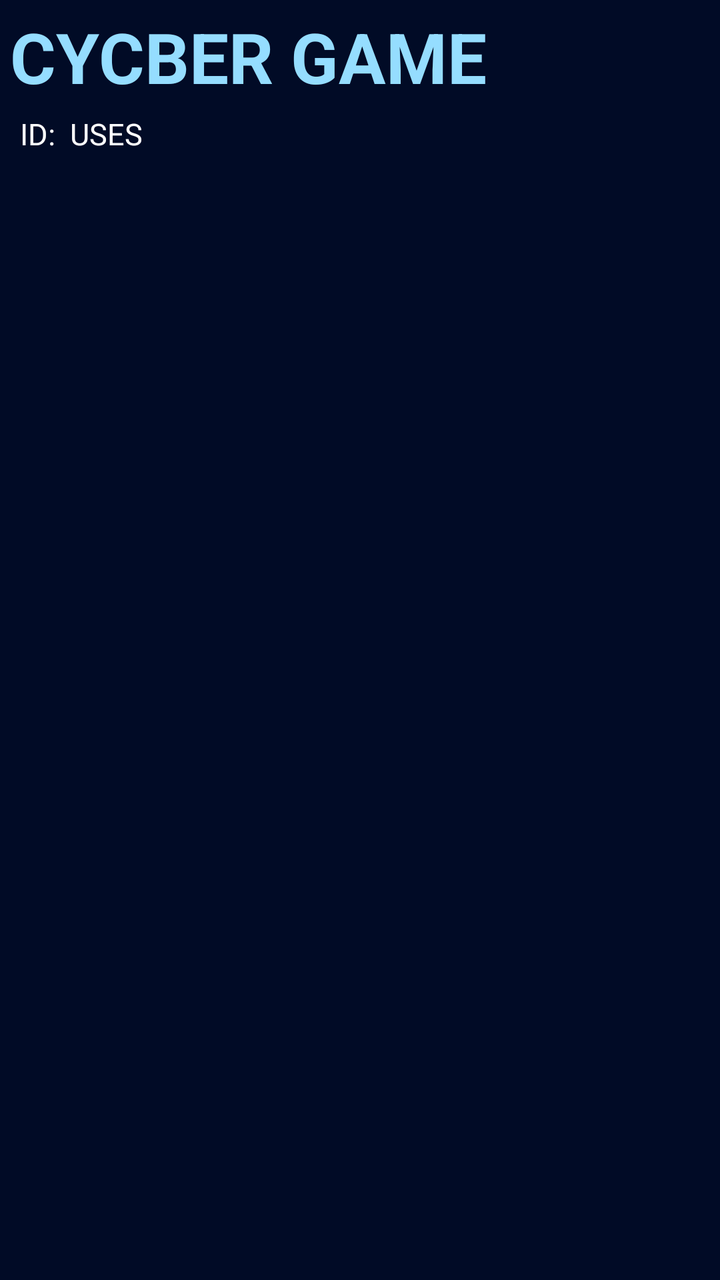
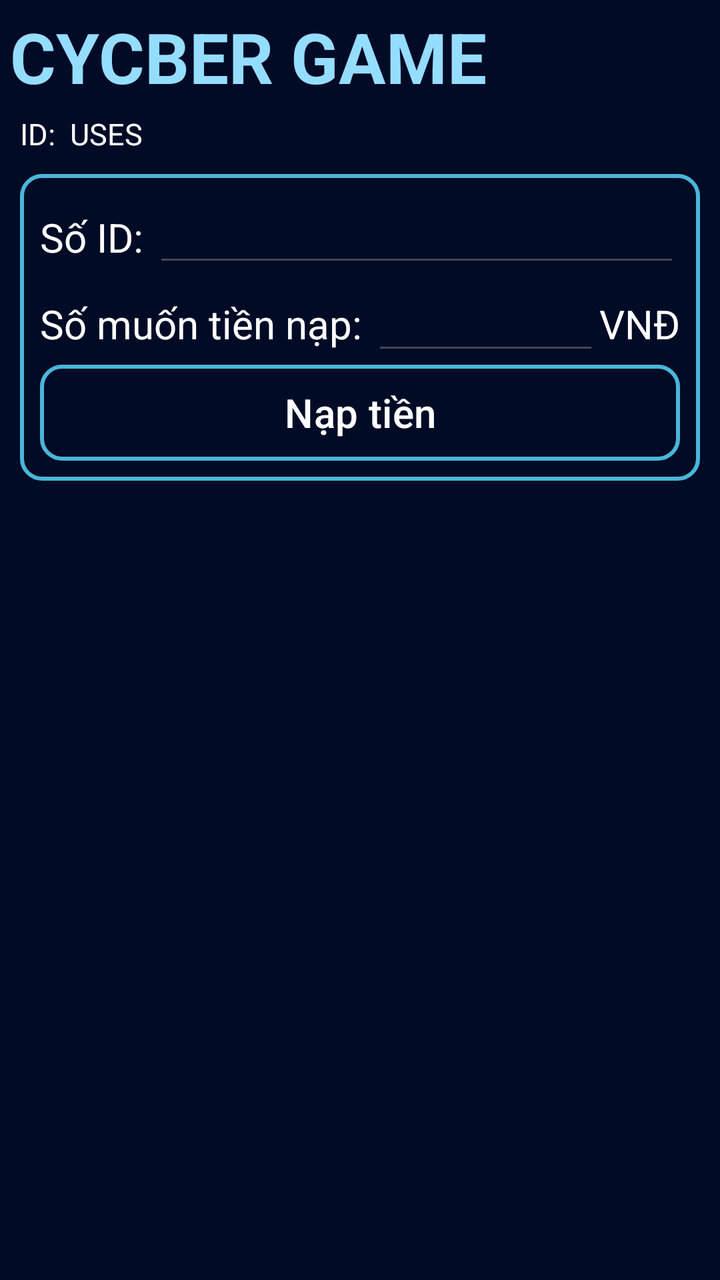

Two renders of the same Android screen: before a commit and after it. Below are the layout's source before the change and the commit's diff.
<!-- AndroidManifest.xml: application theme Theme.Cyber_game -->
<!-- res/layout/fragment_home.xml -->
<?xml version="1.0" encoding="utf-8"?>
<LinearLayout xmlns:android="http://schemas.android.com/apk/res/android"
    xmlns:app="http://schemas.android.com/apk/res-auto"
    android:layout_width="match_parent"
    android:layout_height="match_parent"
    android:background="#010b26"
    android:orientation="vertical">

    <TextView
        android:id="@+id/textView100"
        android:layout_width="wrap_content"
        android:layout_height="wrap_content"
        android:padding="5dp"
        android:text="cycber game"
        android:textAllCaps="true"
        android:textColor="#95DDFF"
        android:textSize="35sp"
        android:textStyle="bold" />

    <TextView
        android:id="@+id/textView22"
        android:layout_width="match_parent"
        android:layout_height="wrap_content"
        android:layout_marginStart="10dp"
        android:layout_marginEnd="10dp"
        android:text="ID:  uses"
        android:textAllCaps="true"
        android:textColor="@color/white"
        android:textSize="15sp" />

    <TableLayout
        android:id="@+id/layout_admin"
        android:layout_width="match_parent"
        android:layout_height="wrap_content"
        android:paddingTop="10dp"
        android:paddingBottom="10dp"
        android:visibility="gone">

        <TableRow
            android:layout_width="0dp"
            android:layout_height="0dp"
            android:visibility="gone">

            <com.google.android.material.card.MaterialCardView
                android:layout_width="0dp"
                android:layout_height="match_parent"
                android:layout_marginStart="10dp"
                android:layout_marginEnd="5dp"
                android:layout_marginBottom="5dp"
                android:layout_weight="1"
                app:cardBackgroundColor="#5049b6d9"
                app:cardCornerRadius="10dp"
                app:cardElevation="0dp"
                app:strokeColor="#49b6d9"
                app:strokeWidth="2dp">

                <LinearLayout
                    android:layout_width="match_parent"
                    android:layout_height="match_parent"
                    android:orientation="vertical">

                    <TextView
                        android:id="@+id/textView4"
                        android:layout_width="match_parent"
                        android:layout_height="wrap_content"
                        android:layout_weight="1"
                        android:gravity="center"
                        android:paddingStart="10dp"
                        android:paddingTop="10dp"
                        android:paddingEnd="10dp"
                        android:text="máy hoạt động"
                        android:textAllCaps="true"
                        android:textColor="@color/white"
                        android:textSize="15sp"
                        android:textStyle="bold" />

                    <TextView
                        android:id="@+id/textView5"
                        android:layout_width="match_parent"
                        android:layout_height="wrap_content"
                        android:layout_weight="1"
                        android:gravity="center"
                        android:paddingStart="10dp"
                        android:paddingEnd="10dp"
                        android:paddingBottom="10dp"
                        android:text="0/120"
                        android:textColor="#49b6d9"
                        android:textSize="20sp"
                        android:textStyle="bold" />
                </LinearLayout>
            </com.google.android.material.card.MaterialCardView>

            <com.google.android.material.card.MaterialCardView
                android:layout_width="0dp"
                android:layout_height="match_parent"
                android:layout_marginStart="5dp"
                android:layout_marginEnd="10dp"
                android:layout_marginBottom="5dp"
                android:layout_weight="1"
                app:cardBackgroundColor="#50c04dff"
                app:cardCornerRadius="10dp"
                app:cardElevation="0dp"
                app:strokeColor="#C04dFF"
                app:strokeWidth="2dp">

                <LinearLayout
                    android:layout_width="match_parent"
                    android:layout_height="match_parent"
                    android:orientation="vertical">

                    <TextView
                        android:id="@+id/textView6"
                        android:layout_width="match_parent"
                        android:layout_height="wrap_content"
                        android:layout_weight="1"
                        android:gravity="center"
                        android:paddingStart="10dp"
                        android:paddingTop="10dp"
                        android:paddingEnd="10dp"
                        android:text="Số người chơi"
                        android:textAllCaps="true"
                        android:textColor="@color/white"
                        android:textSize="15sp"
                        android:textStyle="bold" />

                    <TextView
                        android:id="@+id/textView7"
                        android:layout_width="match_parent"
                        android:layout_height="wrap_content"
                        android:layout_weight="1"
                        android:gravity="center"
                        android:paddingStart="10dp"
                        android:paddingEnd="10dp"
                        android:paddingBottom="10dp"
                        android:text="0 player"
                        android:textAllCaps="true"
                        android:textColor="#C062FF"
                        android:textSize="20sp"
                        android:textStyle="bold" />
                </LinearLayout>
            </com.google.android.material.card.MaterialCardView>

        </TableRow>

        <TableRow
            android:layout_width="0dp"
            android:layout_height="0dp">

            <com.google.android.material.card.MaterialCardView
                android:id="@+id/ClickMoney"
                android:layout_width="0dp"
                android:layout_height="match_parent"
                android:layout_marginStart="10dp"
                android:layout_marginTop="5dp"
                android:layout_marginEnd="5dp"
                android:layout_weight="1"
                app:cardBackgroundColor="#807c7e8a"
                app:cardCornerRadius="10dp"
                app:cardElevation="0dp"
                app:strokeColor="#7c7e8a"
                app:strokeWidth="2dp">

                <LinearLayout
                    android:layout_width="match_parent"
                    android:layout_height="match_parent"
                    android:orientation="vertical">

                    <TextView
                        android:id="@+id/textView8"
                        android:layout_width="match_parent"
                        android:layout_height="wrap_content"
                        android:layout_weight="1"
                        android:gravity="center"
                        android:paddingStart="10dp"
                        android:paddingTop="10dp"
                        android:paddingEnd="10dp"
                        android:text="doanh thu"
                        android:textAllCaps="true"
                        android:textColor="@color/white"
                        android:textSize="15sp"
                        android:textStyle="bold" />

                    <TextView
                        android:id="@+id/edtmoney"
                        android:layout_width="wrap_content"
                        android:layout_height="wrap_content"
                        android:layout_gravity="center"
                        android:layout_weight="1"
                        android:gravity="center_vertical"
                        android:paddingStart="10dp"
                        android:paddingEnd="10dp"
                        android:paddingBottom="10dp"
                        android:text="0"
                        android:textColor="@color/white"
                        android:textSize="20sp"
                        android:textStyle="bold" />

                </LinearLayout>
            </com.google.android.material.card.MaterialCardView>

            <com.google.android.material.card.MaterialCardView
                android:layout_width="0dp"
                android:layout_height="match_parent"
                android:layout_marginStart="5dp"
                android:layout_marginTop="5dp"
                android:layout_marginEnd="10dp"
                android:layout_weight="1"
                app:cardBackgroundColor="#60e7b16c"
                app:cardCornerRadius="10dp"
                app:cardElevation="0dp"
                app:strokeColor="#e7b16c"
                app:strokeWidth="2dp">

                <LinearLayout
                    android:layout_width="match_parent"
                    android:layout_height="match_parent"
                    android:orientation="vertical">

                    <TextView
                        android:id="@+id/textView10"
                        android:layout_width="match_parent"
                        android:layout_height="wrap_content"
                        android:layout_weight="1"
                        android:gravity="center"
                        android:paddingStart="10dp"
                        android:paddingTop="10dp"
                        android:paddingEnd="10dp"
                        android:text="đơn đang chờ"
                        android:textAllCaps="true"
                        android:textColor="@color/white"
                        android:textSize="15sp"
                        android:textStyle="bold" />

                    <TextView
                        android:id="@+id/edtOrder"
                        android:layout_width="match_parent"
                        android:layout_height="wrap_content"
                        android:layout_weight="1"
                        android:gravity="center"
                        android:paddingStart="10dp"
                        android:paddingEnd="10dp"
                        android:paddingBottom="10dp"
                        android:text="0"
                        android:textColor="#FFB300"
                        android:textSize="20sp"
                        android:textStyle="bold" />
                </LinearLayout>
            </com.google.android.material.card.MaterialCardView>
        </TableRow>

    </TableLayout>

    <LinearLayout
        android:id="@+id/layout_admin2"
        android:layout_width="match_parent"
        android:layout_height="wrap_content"
        android:layout_margin="10dp"
        android:background="@drawable/khungbottom"
        android:orientation="vertical"
        android:padding="10dp"
        android:visibility="gone">

        <LinearLayout
            android:layout_width="match_parent"
            android:layout_height="wrap_content"
            android:orientation="horizontal">

            <TextView
                android:id="@+id/textView90"
                android:layout_width="wrap_content"
                android:layout_height="wrap_content"
                android:text="Số ID: "
                android:textColor="@color/white"
                android:textSize="20sp" />

            <EditText
                android:id="@+id/edtIDusers"
                android:layout_width="wrap_content"
                android:layout_height="wrap_content"
                android:layout_weight="1"
                android:ems="10"
                android:gravity="end"
                android:inputType="text"
                android:textColor="@color/white" />
        </LinearLayout>

        <LinearLayout
            android:layout_width="match_parent"
            android:layout_height="match_parent"
            android:orientation="horizontal">

            <TextView
                android:id="@+id/textView16"
                android:layout_width="wrap_content"
                android:layout_height="wrap_content"
                android:text="Số muốn tiền nạp: "
                android:textColor="@color/white"
                android:textSize="20sp" />

            <EditText
                android:id="@+id/edtTakeMoney"
                android:layout_width="wrap_content"
                android:layout_height="wrap_content"
                android:layout_weight="1"
                android:ems="10"
                android:gravity="end"
                android:inputType="number"
                android:textColor="@color/white"
                android:textSize="20sp" />

            <TextView
                android:id="@+id/textView20"
                android:layout_width="wrap_content"
                android:layout_height="wrap_content"
                android:text="VNĐ"
                android:textColor="@color/white"
                android:textSize="20sp" />
        </LinearLayout>

        <Button
            android:id="@+id/btnNap"
            android:layout_width="match_parent"
            android:layout_height="wrap_content"
            android:background="@drawable/khungbottom"
            android:text="Nạp tiền"
            android:textColor="@color/white"
            android:textSize="20sp"
            app:backgroundTint="@null" />

    </LinearLayout>

    <LinearLayout
        android:id="@+id/layout_users"
        android:layout_width="match_parent"
        android:layout_height="wrap_content"
        android:orientation="vertical"
        android:padding="10dp"
        android:visibility="gone">

        <TextView
            android:id="@+id/textView"
            android:layout_width="wrap_content"
            android:layout_height="wrap_content"
            android:layout_weight="1"
            android:text="ID: id users"
            android:textColor="@color/white"
            android:textSize="20sp" />

        <LinearLayout
            android:layout_width="match_parent"
            android:layout_height="match_parent"
            android:layout_weight="1"
            android:orientation="horizontal">

            <TextView
                android:id="@+id/textView2"
                android:layout_width="wrap_content"
                android:layout_height="wrap_content"
                android:text="Số tiền còn lại:"
                android:textColor="@color/white"
                android:textSize="20sp" />

            <TextView
                android:id="@+id/edtMoneyEnd"
                android:layout_width="wrap_content"
                android:layout_height="wrap_content"
                android:layout_weight="1"
                android:gravity="end"
                android:paddingEnd="5dp"
                android:text="0"
                android:textColor="@color/white"
                android:textSize="20sp" />

            <TextView
                android:id="@+id/textView17"
                android:layout_width="wrap_content"
                android:layout_height="wrap_content"
                android:text="VNĐ"
                android:textColor="@color/white"
                android:textSize="20sp" />

        </LinearLayout>

        <LinearLayout
            android:layout_width="match_parent"
            android:layout_height="match_parent"
            android:layout_weight="1"
            android:orientation="horizontal">

            <TextView
                android:id="@+id/textView12"
                android:layout_width="0dp"
                android:layout_height="wrap_content"
                android:layout_weight="2"
                android:text="Thời gian còn lại: "
                android:textColor="@color/white"
                android:textSize="20sp" />

            <TextView
                android:id="@+id/edtTimeEnd"
                android:layout_width="wrap_content"
                android:layout_height="wrap_content"
                android:text="0:0"
                android:textColor="@color/white"
                android:textSize="20sp" />

        </LinearLayout>

        <LinearLayout
            android:layout_width="match_parent"
            android:layout_height="match_parent"
            android:layout_weight="1"
            android:orientation="horizontal">

            <TextView
                android:id="@+id/textView13"
                android:layout_width="0dp"
                android:layout_height="wrap_content"
                android:layout_weight="2"
                android:text="Thời gian đã dùng:"
                android:textColor="@color/white"
                android:textSize="20sp" />

            <TextView
                android:id="@+id/edtTimeUsers"
                android:layout_width="wrap_content"
                android:layout_height="wrap_content"
                android:text="0:0"
                android:textColor="@color/white"
                android:textSize="20sp" />

        </LinearLayout>

    </LinearLayout>

    <androidx.recyclerview.widget.RecyclerView
        android:layout_width="match_parent"
        android:layout_height="match_parent"
        android:layout_weight="1"
        android:visibility="gone" />

</LinearLayout>
<!-- resources referenced by this layout -->
<resources>
  <color name="white">#FFFFFFFF</color>
  <!-- drawable khungbottom (drawable) -->
  <?xml version="1.0" encoding="utf-8"?>
  <shape xmlns:android="http://schemas.android.com/apk/res/android"
      android:shape="rectangle">
  
      <solid
          android:color="#50010b26" />
  
      <stroke
          android:width="2dp"
          android:color="#49b6d9" />
  
      <corners android:radius="10dp" />
  
  </shape>
  <style name="Theme.Cyber_game" parent="Base.Theme.Cyber_game" />
  <style name="Base.Theme.Cyber_game" parent="Theme.Material3.DayNight.NoActionBar">
          
          
      </style>
</resources>

<!-- the commit's change to res/layout/fragment_home.xml (unified diff, before → after) -->
@@ -257,8 +257,7 @@
         android:layout_margin="10dp"
         android:background="@drawable/khungbottom"
         android:orientation="vertical"
-        android:padding="10dp"
-        android:visibility="gone">
+        android:padding="10dp">
 
         <LinearLayout
             android:layout_width="match_parent"
